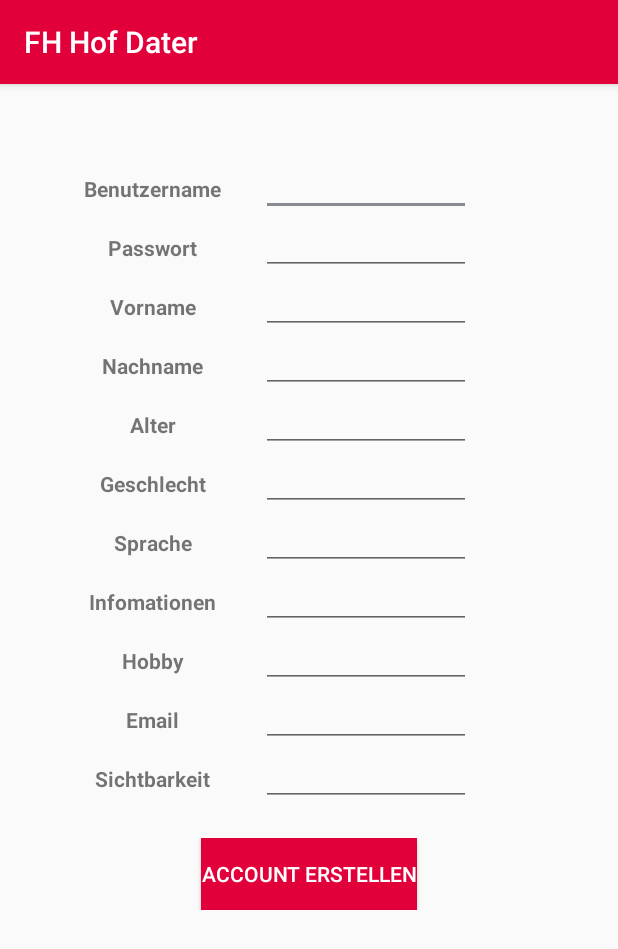
After one commit to IsarDude/SWE_2020, an Android app: the NewProfilActivity screen opened directly, with no data from a screen before it, on a phone screen of 412 x 824 dp. The commit adds this screen. Shown: the top 949 px of the screen. Run offline under Robolectric (Android 15) with nearby library versions, the phone set to English and light mode, and no system bars.

Commit message:
Controller Folder NewProfilActivity added

```diff
--- a/app/src/main/java/com/example/swe_2020_next/LoginActivity.java
+++ b/app/src/main/java/com/example/swe_2020_next/LoginActivity.java
@@ -5,25 +5,39 @@ import android.content.Intent;
 import android.os.Bundle;
 import android.view.View;
 import android.widget.Button;
+import android.widget.EditText;
+import android.widget.Toast;
+
+import controller.LoginController;
 
 public class LoginActivity extends Activity {
+    EditText editUsername;
+    EditText editPassword;
+    LoginController loginController = new LoginController();
 
     @Override
     protected void onCreate(Bundle savedInstanceState) {
         super.onCreate(savedInstanceState);
         setContentView(R.layout.activity_login);
+
+        editUsername = (EditText) findViewById(R.id.login_usernameInput);
+        editPassword = (EditText) findViewById(R.id.login_passwordInput);
     }
 
     public void loginUser(View view) {
-        // code für den Login
-        startActivity(new Intent(LoginActivity.this, MainActivity.class));
+        if(loginController.loginControl(editUsername.getText().toString(),editPassword.getText().toString())){
+            Toast.makeText(this, "Login erfolgreich!", Toast.LENGTH_LONG).show();
+            startActivity(new Intent(LoginActivity.this, MainActivity.class));
+        }else{
+            Toast.makeText(this, "Login fehlgeschlagen!", Toast.LENGTH_LONG).show();
+        }
     }
 
     public void createNewUser(View view) {
-        //Code für neuen Nutzer
+        startActivity(new Intent(LoginActivity.this, EditProfileActivity.class));
     }
 
     public void resetPassword(View view) {
-        //Code für Passwort vergessen
+        Toast.makeText(this, "Email zum Zurücksetzen des Passworts wurde Versand!", Toast.LENGTH_LONG).show();
     }
 }
--- /dev/null
+++ b/app/src/main/java/com/example/swe_2020_next/NewProfilActivity.java
@@ -0,0 +1,18 @@
+package com.example.swe_2020_next;
+
+import androidx.appcompat.app.AppCompatActivity;
+
+import android.os.Bundle;
+import android.view.View;
+
+public class NewProfilActivity extends AppCompatActivity {
+
+    @Override
+    protected void onCreate(Bundle savedInstanceState) {
+        super.onCreate(savedInstanceState);
+        setContentView(R.layout.activity_new_profil);
+    }
+
+    public void newProfile(View view) {
+    }
+}
--- /dev/null
+++ b/app/src/main/java/controller/LoginController.java
@@ -0,0 +1,11 @@
+package controller;
+
+import model.Dater;
+
+public class LoginController {
+    Dater dater = Dater.getInstance();
+
+    public boolean loginControl(String email, String password){
+        return dater.login(email, password);
+    }
+}
--- a/app/src/main/java/model/Dater.java
+++ b/app/src/main/java/model/Dater.java
@@ -4,7 +4,7 @@ import java.io.File;
 
 public class Dater {
     private static Dater instance;
-    User user;
+    User user = null;
     SinglesPool singlesPool;
 
     private Dater(){
@@ -24,6 +24,10 @@ public class Dater {
             Dater.instance = dater;
         }
 
+    }
+
+    public User getCurrentUser(){
+        return user;
     }
 
     public User showCard(){
--- /dev/null
+++ b/app/src/main/res/layout/activity_new_profil.xml
@@ -0,0 +1,446 @@
+<?xml version="1.0" encoding="utf-8"?>
+<RelativeLayout xmlns:android="http://schemas.android.com/apk/res/android"
+    xmlns:app="http://schemas.android.com/apk/res-auto"
+    xmlns:tools="http://schemas.android.com/tools"
+    android:layout_width="match_parent"
+    android:layout_height="match_parent">
+
+
+    <TableLayout
+        android:layout_width="match_parent"
+        android:layout_height="match_parent"
+        android:orientation="horizontal"
+        android:layout_marginTop="50dp"
+        android:layout_marginHorizontal="30dp"
+        android:layout_marginBottom="50dp">
+
+        <TableRow
+            android:layout_width="match_parent"
+            android:layout_height="match_parent"
+            android:orientation="horizontal">
+
+            <TableRow
+                android:layout_width="match_parent"
+                android:layout_height="match_parent"
+                android:gravity="center"
+                android:padding="10sp">
+
+
+                <TextView
+                    android:id="@+id/profile_username_label"
+                    android:layout_width="wrap_content"
+                    android:layout_height="wrap_content"
+                    android:text="@string/profile_username"
+                    android:textStyle="bold" />
+            </TableRow>
+
+            <TableRow
+                android:layout_width="match_parent"
+                android:layout_height="match_parent"
+                android:gravity="center">
+
+                <EditText
+                    android:id="@+id/edit_username"
+                    android:layout_width="wrap_content"
+                    android:layout_height="wrap_content"
+                    android:elegantTextHeight="false"
+                    android:ems="10"
+                    android:inputType="textPersonName"
+                    android:textSize="12sp" />
+            </TableRow>
+
+        </TableRow>
+
+        <TableRow
+            android:layout_width="match_parent"
+            android:layout_height="match_parent"
+            android:orientation="horizontal">
+
+            <TableRow
+                android:layout_width="match_parent"
+                android:layout_height="match_parent"
+                android:gravity="center"
+                android:padding="10sp">
+
+
+                <TextView
+                    android:id="@+id/profile_password_label"
+                    android:layout_width="wrap_content"
+                    android:layout_height="wrap_content"
+                    android:text="@string/profile_password"
+                    android:textStyle="bold" />
+            </TableRow>
+
+            <TableRow
+                android:layout_width="match_parent"
+                android:layout_height="match_parent"
+                android:gravity="center">
+
+                <EditText
+                    android:id="@+id/edit_passwort"
+                    android:layout_width="wrap_content"
+                    android:layout_height="wrap_content"
+                    android:elegantTextHeight="false"
+                    android:ems="10"
+                    android:inputType="textPassword"
+                    android:textSize="12sp" />
+            </TableRow>
+
+        </TableRow>
+
+
+        <TableRow
+            android:layout_width="match_parent"
+            android:layout_height="match_parent"
+            android:orientation="horizontal">
+
+
+
+            <TableRow
+                android:layout_width="match_parent"
+                android:layout_height="match_parent"
+                android:gravity="center"
+                android:padding="10sp">
+
+
+                <TextView
+                    android:id="@+id/profile_firstname_label"
+                    android:layout_width="wrap_content"
+                    android:layout_height="wrap_content"
+                    android:text="@string/profile_firstname"
+                    android:textStyle="bold" />
+            </TableRow>
+
+            <TableRow
+                android:layout_width="match_parent"
+                android:layout_height="match_parent"
+                android:gravity="center">
+
+                <EditText
+                    android:id="@+id/edit_firstname"
+                    android:layout_width="wrap_content"
+                    android:layout_height="wrap_content"
+                    android:elegantTextHeight="false"
+                    android:ems="10"
+                    android:inputType="textPersonName"
+                    android:textSize="12sp" />
+            </TableRow>
+
+        </TableRow>
+
+        <TableRow
+            android:layout_width="match_parent"
+            android:layout_height="match_parent"
+            android:orientation="horizontal">
+
+            <TableRow
+                android:layout_width="match_parent"
+                android:layout_height="match_parent"
+                android:gravity="center"
+                android:padding="10sp">
+
+
+                <TextView
+                    android:id="@+id/profile_lastname_label"
+                    android:layout_width="wrap_content"
+                    android:layout_height="wrap_content"
+                    android:text="@string/profile_lastname"
+                    android:textStyle="bold" />
+            </TableRow>
+
+            <TableRow
+                android:layout_width="match_parent"
+                android:layout_height="match_parent"
+                android:gravity="center">
+
+                <EditText
+                    android:id="@+id/edit_lastname"
+                    android:layout_width="wrap_content"
+                    android:layout_height="wrap_content"
+                    android:elegantTextHeight="false"
+                    android:ems="10"
+                    android:inputType="textPersonName"
+                    android:textSize="12sp" />
+            </TableRow>
+        </TableRow>
+
+        <TableRow
+            android:layout_width="match_parent"
+            android:layout_height="match_parent"
+            android:orientation="horizontal">
+
+            <TableRow
+                android:layout_width="match_parent"
+                android:layout_height="match_parent"
+                android:gravity="center"
+                android:padding="10sp">
+
+
+                <TextView
+                    android:id="@+id/profile_age_label"
+                    android:layout_width="wrap_content"
+                    android:layout_height="wrap_content"
+                    android:text="@string/profile_age"
+                    android:textStyle="bold" />
+            </TableRow>
+
+            <TableRow
+                android:layout_width="match_parent"
+                android:layout_height="match_parent"
+                android:gravity="center">
+
+                <EditText
+                    android:id="@+id/edit_age"
+                    android:layout_width="wrap_content"
+                    android:layout_height="wrap_content"
+                    android:elegantTextHeight="false"
+                    android:ems="10"
+                    android:inputType="textPersonName"
+                    android:textSize="12sp" />
+            </TableRow>
+
+        </TableRow>
+
+        <TableRow
+            android:layout_width="match_parent"
+            android:layout_height="match_parent"
+            android:orientation="horizontal">
+
+            <TableRow
+                android:layout_width="match_parent"
+                android:layout_height="match_parent"
+                android:gravity="center"
+                android:padding="10sp">
+
+
+                <TextView
+                    android:id="@+id/profile_gender_label"
+                    android:layout_width="wrap_content"
+                    android:layout_height="wrap_content"
+                    android:text="@string/profile_gender"
+                    android:textStyle="bold" />
+            </TableRow>
+
+            <TableRow
+                android:layout_width="match_parent"
+                android:layout_height="match_parent"
+                android:gravity="center">
+
+                <EditText
+                    android:id="@+id/edit_gender"
+                    android:layout_width="wrap_content"
+                    android:layout_height="wrap_content"
+                    android:elegantTextHeight="false"
+                    android:ems="10"
+                    android:inputType="textPersonName"
+                    android:textSize="12sp" />
+            </TableRow>
+
+        </TableRow>
+
+        <TableRow
+            android:layout_width="match_parent"
+            android:layout_height="match_parent"
+            android:orientation="horizontal">
+
+            <TableRow
+                android:layout_width="match_parent"
+                android:layout_height="match_parent"
+                android:gravity="center"
+                android:padding="10sp">
+
+
+                <TextView
+                    android:id="@+id/profile_language_label"
+                    android:layout_width="wrap_content"
+                    android:layout_height="wrap_content"
+                    android:text="@string/profile_language"
+                    android:textStyle="bold" />
+            </TableRow>
+
+            <TableRow
+                android:layout_width="match_parent"
+                android:layout_height="match_parent"
+                android:gravity="center">
+
+                <EditText
+                    android:id="@+id/edit_language"
+                    android:layout_width="wrap_content"
+                    android:layout_height="wrap_content"
+                    android:elegantTextHeight="false"
+                    android:ems="10"
+                    android:inputType="textPersonName"
+                    android:textSize="12sp" />
+            </TableRow>
+
+        </TableRow>
+
+        <TableRow
+            android:layout_width="match_parent"
+            android:layout_height="match_parent"
+            android:orientation="horizontal">
+
+            <TableRow
+                android:layout_width="match_parent"
+                android:layout_height="match_parent"
+                android:gravity="center"
+                android:padding="10sp">
+
+
+                <TextView
+                    android:id="@+id/profile_infoText_label"
+                    android:layout_width="wrap_content"
+                    android:layout_height="wrap_content"
+                    android:text="@string/profile_infoText"
+                    android:textStyle="bold" />
+            </TableRow>
+
+            <TableRow
+                android:layout_width="match_parent"
+                android:layout_height="match_parent"
+                android:gravity="center">
+
+                <EditText
+                    android:id="@+id/edit_infoText"
+                    android:layout_width="wrap_content"
+                    android:layout_height="wrap_content"
+                    android:elegantTextHeight="false"
+                    android:ems="10"
+                    android:inputType="textPersonName"
+                    android:textSize="12sp" />
+            </TableRow>
+
+        </TableRow>
+
+        <TableRow
+            android:layout_width="match_parent"
+            android:layout_height="match_parent"
+            android:orientation="horizontal">
+
+            <TableRow
+                android:layout_width="match_parent"
+                android:layout_height="match_parent"
+                android:gravity="center"
+                android:padding="10sp">
+
+
+                <TextView
+                    android:id="@+id/profile_hobby_label"
+                    android:layout_width="wrap_content"
+                    android:layout_height="wrap_content"
+                    android:text="@string/profile_hobby"
+                    android:textStyle="bold" />
+            </TableRow>
+
+            <TableRow
+                android:layout_width="match_parent"
+                android:layout_height="match_parent"
+                android:gravity="center">
+
+                <EditText
+                    android:id="@+id/edit_hobby"
+                    android:layout_width="wrap_content"
+                    android:layout_height="wrap_content"
+                    android:elegantTextHeight="false"
+                    android:ems="10"
+                    android:inputType="textPersonName"
+                    android:textSize="12sp" />
+            </TableRow>
+
+        </TableRow>
+
+        <TableRow
+            android:layout_width="match_parent"
+            android:layout_height="match_parent"
+            android:orientation="horizontal">
+
+            <TableRow
+                android:layout_width="match_parent"
+                android:layout_height="match_parent"
+                android:gravity="center"
+                android:padding="10sp">
+
+
+                <TextView
+                    android:id="@+id/profile_email_label"
+                    android:layout_width="wrap_content"
+                    android:layout_height="wrap_content"
+                    android:text="@string/profile_email"
+                    android:textStyle="bold" />
+            </TableRow>
+
+            <TableRow
+                android:layout_width="match_parent"
+                android:layout_height="match_parent"
+                android:gravity="center">
+
+                <EditText
+                    android:id="@+id/edit_email"
+                    android:layout_width="wrap_content"
+                    android:layout_height="wrap_content"
+                    android:elegantTextHeight="false"
+                    android:ems="10"
+                    android:inputType="textEmailAddress"
+                    android:textSize="12sp" />
+            </TableRow>
+
+        </TableRow>
+
+        <TableRow
+            android:layout_width="match_parent"
+            android:layout_height="match_parent"
+            android:orientation="horizontal">
+
+            <TableRow
+                android:layout_width="match_parent"
+                android:layout_height="match_parent"
+                android:gravity="center"
+                android:padding="10sp">
+
+
+                <TextView
+                    android:id="@+id/profile_visible_label"
+                    android:layout_width="wrap_content"
+                    android:layout_height="wrap_content"
+                    android:text="@string/profile_visible"
+                    android:textStyle="bold" />
+            </TableRow>
+
+            <TableRow
+                android:layout_width="match_parent"
+                android:layout_height="match_parent"
+                android:gravity="center">
+
+                <EditText
+                    android:id="@+id/edit_visible"
+                    android:layout_width="wrap_content"
+                    android:layout_height="wrap_content"
+                    android:elegantTextHeight="false"
+                    android:ems="10"
+                    android:inputType="textPersonName"
+                    android:textSize="12sp" />
+            </TableRow>
+
+        </TableRow>
+
+
+
+        <TableRow
+            android:layout_width="match_parent"
+            android:layout_height="match_parent"
+            android:baselineAligned="false"
+            android:gravity="center"
+            android:layout_marginTop="20dp">
+
+            <Button
+                android:id="@+id/newProfile_button"
+                android:layout_width="wrap_content"
+                android:layout_height="wrap_content"
+                android:text="@string/newProfile_label"
+                android:background="@color/colorPrimary"
+                android:onClick="newProfile"
+                android:textColor="#FFFFFF" />
+        </TableRow>
+    </TableLayout>
+
+</RelativeLayout>
--- a/app/src/main/res/values/strings.xml
+++ b/app/src/main/res/values/strings.xml
@@ -48,6 +48,11 @@
     <string name="like">Like</string>
     <string name="dislike">Dislike</string>
     <string name="card_otherUsername">other Username</string>
+    <string name="profile_username">Benutzername</string>
+    <string name="user_username">user_username</string>
+    <string name="profile_password">Passwort</string>
+    <string name="user_password">user_password</string>
+    <string name="newProfile_label">Account erstellen</string>
 
 
 </resources>
```
Also changed, not shown: app/src/main/AndroidManifest.xml (+6 -4 lines).
